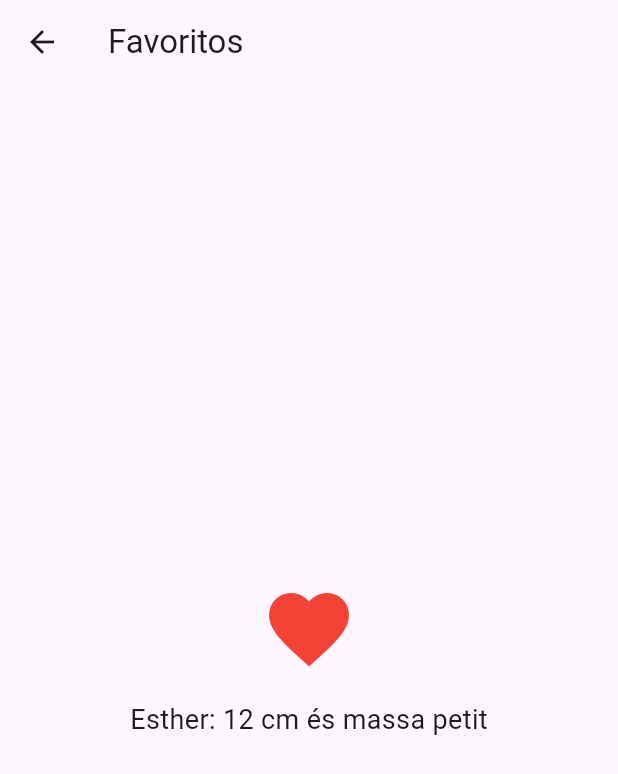
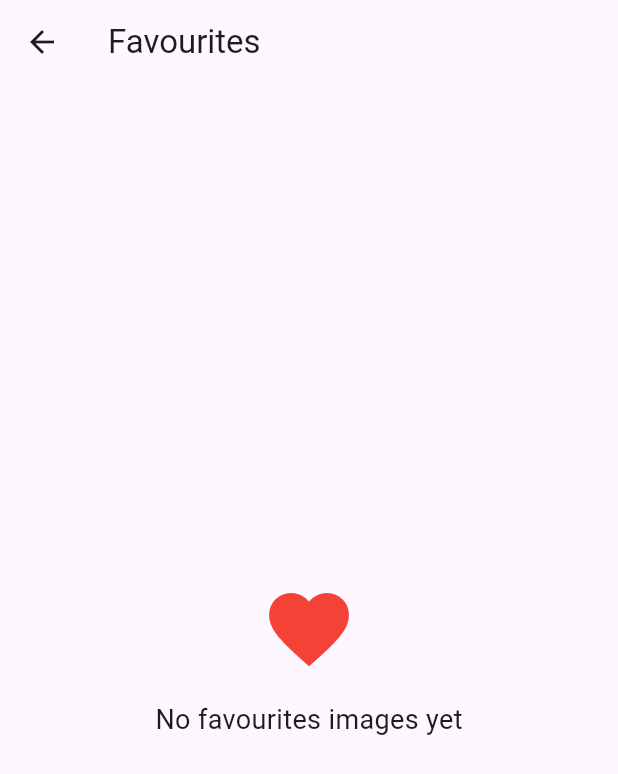
Before and after one commit to GGaya/Hackupc-2025, a Flutter app: the FavouritesPage screen opened directly, on a phone screen of 412 x 824 dp. Shown: the top 774 px of the screen. Run offline on Flutter 3.47's test engine with Material 3 defaults, Android fonts, the phone set to English and light mode, and no system bars; our stand-ins replace cross_file, image_picker, open_filex, permission_handler; missing offline and left inert: camerawesome.

Commit message:
favourites

```diff
--- a/lib/screens/FavouritesPage.dart
+++ b/lib/screens/FavouritesPage.dart
@@ -1,4 +1,6 @@
+import 'dart:io';
 import 'package:flutter/material.dart';
+import '../utils/Item.dart';
 
 class FavouritesPage extends StatelessWidget {
   const FavouritesPage({super.key});
@@ -6,16 +8,61 @@ class FavouritesPage extends StatelessWidget {
   @override
   Widget build(BuildContext context) {
     return Scaffold(
-      appBar: AppBar(title: const Text('Favoritos')),
-      body: Center(
+      appBar: AppBar(title: const Text('Favourites')),
+      body: FutureBuilder<List<Item>>(
+        future: loadFavoriteItems(),
+        builder: (context, snapshot) {
+          if (snapshot.connectionState == ConnectionState.waiting) {
+            return const Center(child: CircularProgressIndicator());
+          } else if (snapshot.hasError) {
+            return const Center(child: Text('Error loading favorites'));
+          } else if (!snapshot.hasData || snapshot.data!.isEmpty) {
+            return const Center(
               child: Column(
                 mainAxisAlignment: MainAxisAlignment.center,
-          children: const [
+                children: [
                   Icon(Icons.favorite, size: 64, color: Colors.red),
                   SizedBox(height: 16),
-            Text('Esther: 12 cm és massa petit', style: TextStyle(fontSize: 18)),
+                  Text('No favourites images yet', style: TextStyle(fontSize: 18)),
                 ],
               ),
+            );
+          }
+
+          final items = snapshot.data!;
+
+          return GridView.builder(
+            padding: const EdgeInsets.all(8),
+            gridDelegate: const SliverGridDelegateWithFixedCrossAxisCount(
+              crossAxisCount: 2, // 2 columnas
+              crossAxisSpacing: 8,
+              mainAxisSpacing: 8,
+            ),
+            itemCount: items.length,
+            itemBuilder: (context, index) {
+              final item = items[index];
+
+              return GestureDetector(
+                onTap: () {
+                  // Si quieres abrir la imagen al tocarla
+                  showDialog(
+                    context: context,
+                    builder: (_) => Dialog(
+                      child: Image.file(File(item.imageURL), fit: BoxFit.contain),
+                    ),
+                  );
+                },
+                child: ClipRRect(
+                  borderRadius: BorderRadius.circular(12),
+                  child: Image.file(
+                    File(item.imageURL),
+                    fit: BoxFit.cover,
+                  ),
+                ),
+              );
+            },
+          );
+        },
       ),
     );
   }
```
Lines whose indentation alone changed are shown as unchanged.
